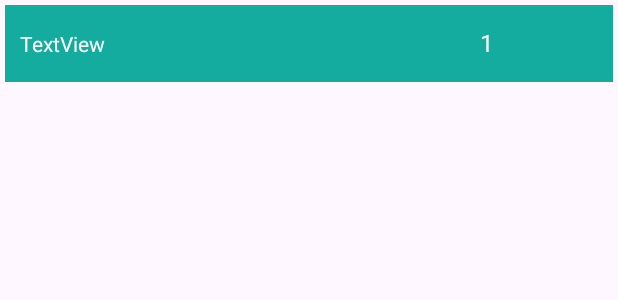
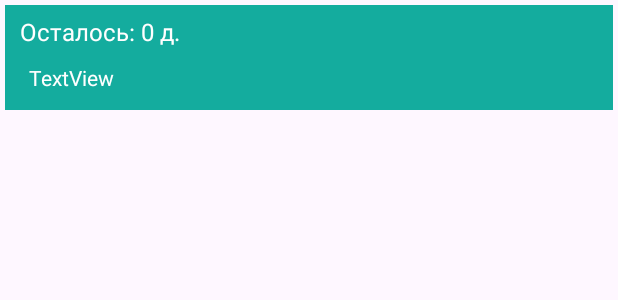
Before and after one commit to GeraVP/VPPen, an Android app: the layout rcitme.xml on its own in the app's theme, with its tools: preview values and no code run, on a phone screen of 412 x 824 dp. Shown: the top 300 px of the screen. Run offline under Robolectric (Android 15) with nearby library versions, the phone set to English and light mode, and no system bars.

Commit message:
20.01.2024

```diff
--- a/app/src/main/java/com/example/vpplan/MainActivity.kt
+++ b/app/src/main/java/com/example/vpplan/MainActivity.kt
@@ -19,6 +19,7 @@ import java.text.ParseException
 import java.text.SimpleDateFormat
 import java.util.Date
 import java.util.Locale
+//RecyclerView.ViewHolder
 class MainActivity : AppCompatActivity() {
     val myDBManager = MyDBManager(this)
     val myAdapter = MyAdapter(ArrayList(),this)
--- a/app/src/main/java/com/example/vpplan/MainActivity2.kt
+++ b/app/src/main/java/com/example/vpplan/MainActivity2.kt
@@ -28,6 +28,7 @@ class MainActivity2 : AppCompatActivity() {
     val myDBManager = MyDBManager(this)
 
     var date = ""
+
     override fun onCreate(savedInstanceState: Bundle?) {
         super.onCreate(savedInstanceState)
         setContentView(R.layout.activity_main2)
@@ -37,13 +38,9 @@ class MainActivity2 : AppCompatActivity() {
         calendarView.setOnDateChangeListener{_, year, month, dayOfMonth ->
             val selectedDate = "${dayOfMonth}/${month + 1}/${year}"
             date = selectedDate.toString()
-            //showToast(selectedDate)
         }
 
     }
-    /*private fun showToast(message: String) {
-        Toast.makeText(this, message, Toast.LENGTH_SHORT).show()
-    }*/
     override fun onResume() {
         super.onResume()
         myDBManager.openDb()
--- a/app/src/main/res/layout/rcitme.xml
+++ b/app/src/main/res/layout/rcitme.xml
@@ -3,7 +3,7 @@
     xmlns:app="http://schemas.android.com/apk/res-auto"
     xmlns:tools="http://schemas.android.com/tools"
     android:layout_width="match_parent"
-    android:layout_height="wrap_content"
+    android:layout_height="70dp"
     android:layout_marginStart="3dp"
     android:layout_marginTop="3dp"
     android:layout_marginEnd="3dp"
@@ -14,31 +14,27 @@
         android:layout_width="wrap_content"
         android:layout_height="wrap_content"
         android:layout_marginStart="10dp"
-        android:layout_marginTop="16dp"
-        android:layout_marginBottom="16dp"
+        android:layout_marginBottom="12dp"
         android:text="TextView"
         android:textColor="#FFFFFF"
         app:layout_constraintBottom_toBottomOf="parent"
         app:layout_constraintEnd_toEndOf="parent"
-        app:layout_constraintHorizontal_bias="0.0"
-        app:layout_constraintStart_toStartOf="parent"
-        app:layout_constraintTop_toTopOf="parent"
-        app:layout_constraintVertical_bias="0.0" />
+        app:layout_constraintHorizontal_bias="0.017"
+        app:layout_constraintStart_toStartOf="parent" />
 
     <TextView
         android:id="@+id/teV"
         android:layout_width="wrap_content"
         android:layout_height="wrap_content"
-        android:layout_marginStart="30dp"
-        android:layout_marginTop="10dp"
+        android:layout_marginStart="10dp"
         android:layout_marginEnd="30dp"
-        android:text="1"
+        android:text="Осталось: 0 д."
         android:textColor="#FFFFFF"
         android:textSize="16sp"
-        app:layout_constraintBottom_toBottomOf="parent"
+        app:layout_constraintBottom_toTopOf="@+id/tvTitle"
         app:layout_constraintEnd_toEndOf="parent"
-        app:layout_constraintHorizontal_bias="0.851"
+        app:layout_constraintHorizontal_bias="0.0"
         app:layout_constraintStart_toStartOf="parent"
         app:layout_constraintTop_toTopOf="parent"
-        app:layout_constraintVertical_bias="0.21" />
+        app:layout_constraintVertical_bias="0.411" />
 </androidx.constraintlayout.widget.ConstraintLayout>
```
Also changed, not shown: app/src/main/java/com/example/vpplan/packag/MyAdapter.kt (+21 -7 lines), app/src/main/res/layout/activity_main2.xml (+18 -14 lines).
